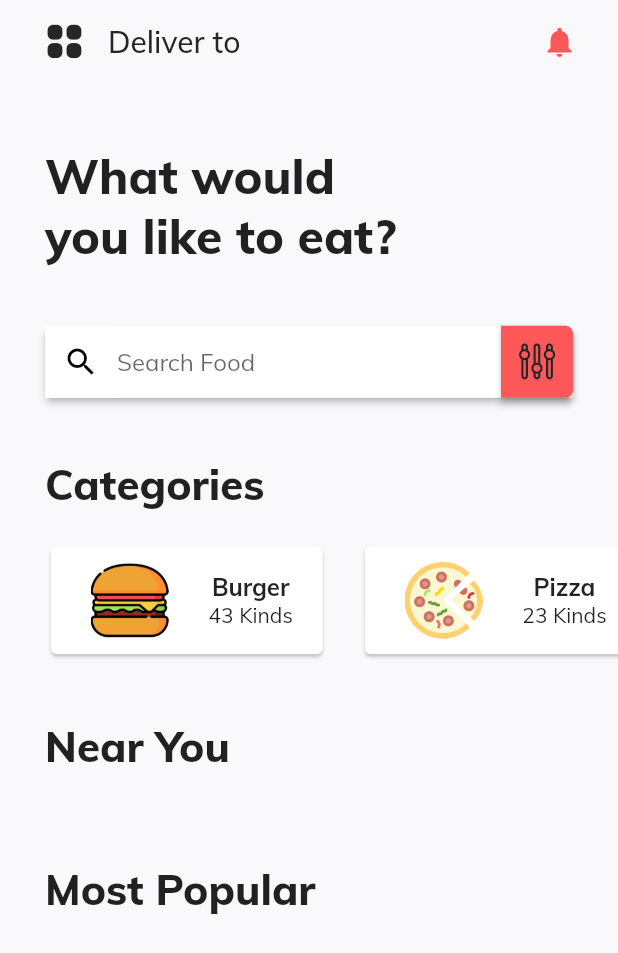
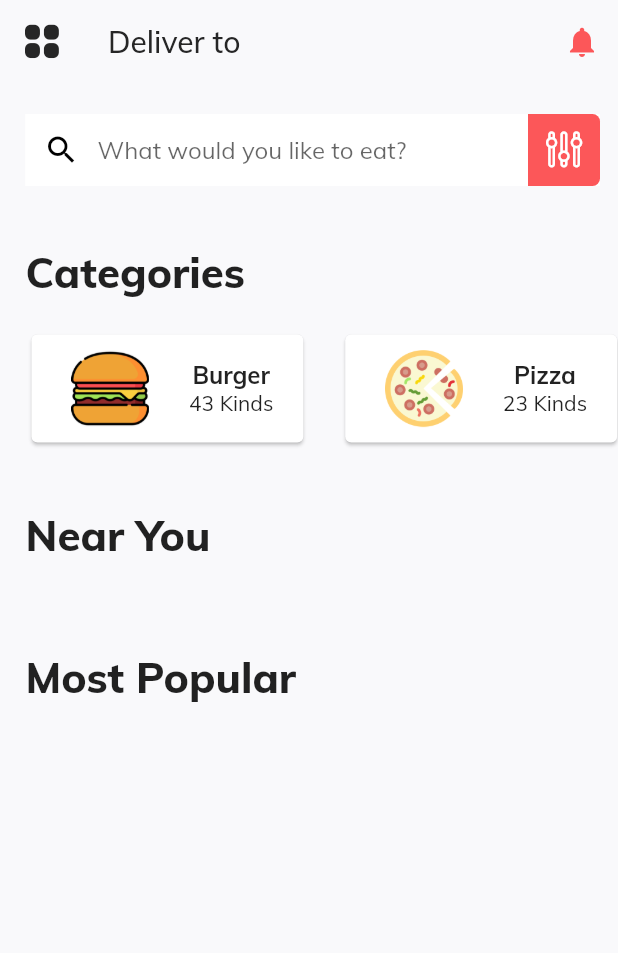
Before and after one commit to icadpratama/kurir_app, a Flutter app: the HomepageScreen screen opened directly, on a phone screen of 412 x 824 dp. Shown: the top 953 px of the screen. Run offline on Flutter 3.47's test engine with Material 2 defaults, Android fonts, the phone set to English and light mode, and no system bars; our stand-ins replace firebase_auth, pin_input_text_field, sms_autofill; accounts and stored records are empty.

Commit message:
Modifying background color and search field style

```diff
--- a/lib/Screens/Homepage/components/body.dart
+++ b/lib/Screens/Homepage/components/body.dart
@@ -13,11 +13,11 @@ class _BodyState extends State<Body> {
   Widget build(BuildContext context) {
     return Container(
       child: ListView(
-        padding: EdgeInsets.fromLTRB(30, 0, 0, 0),
+        padding: EdgeInsets.fromLTRB(17, 0, 0, 0),
         children: <Widget>[
-          TopInfo(),
+          // TopInfo(),
           Padding(
-            padding: EdgeInsets.only(top: 40, right: 30, bottom: 20),
+            padding: EdgeInsets.only(top: 20, right: 12, bottom: 20),
             child: SearchField(),
           ),
           Padding(
--- a/lib/Screens/Homepage/components/search_field.dart
+++ b/lib/Screens/Homepage/components/search_field.dart
@@ -6,7 +6,6 @@ class SearchField extends StatelessWidget {
   @override
   Widget build(BuildContext context) {
     return Material(
-      elevation: 2.0,
       borderRadius: BorderRadius.all(Radius.circular(5.0)),
       child: TextField(
           style: TextStyle(color: Colors.black, fontSize: 16.0),
@@ -25,7 +24,6 @@ class SearchField extends StatelessWidget {
                     color: Colors.black,
                   )),
               suffixIcon: Material(
-                elevation: 2.0,
                 borderRadius: BorderRadius.only(
                   bottomRight: Radius.circular(5.0),
                   topRight: Radius.circular(5.0),
@@ -34,12 +32,12 @@ class SearchField extends StatelessWidget {
                 child: new IconButton(
                     icon: new Icon(
                       MyFlutterApp.params,
-                      color: kPrimaryDark,
+                      color: Colors.white,
                     ),
                     onPressed: null),
               ),
               border: InputBorder.none,
-              hintText: "Search Food")),
+              hintText: "What would you like to eat?")),
     );
   }
 }
--- a/lib/Screens/Homepage/homepage_screen.dart
+++ b/lib/Screens/Homepage/homepage_screen.dart
@@ -22,14 +22,12 @@ class _HomepageScreenState extends State<HomepageScreen> {
           style: TextStyle(color: kPrimaryDark),
         ),
         leading: Container(
-          padding: EdgeInsets.only(left: 30),
           child: Tab(
             icon: Icon(MyFlutterApp.th_large),
           ),
         ),
         actions: <Widget>[
           Container(
-            padding: EdgeInsets.only(right: 15),
             child: IconButton(
               icon: const Icon(
                 Icons.notifications,
```
